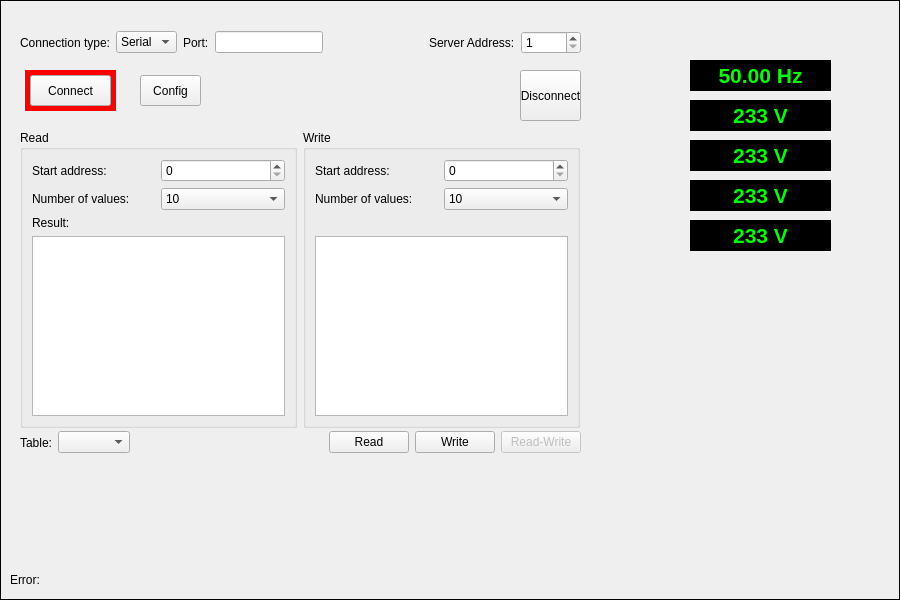
This is src/modbusframe.ui in hancse/powermeter as Qt 5 draws it before an edit. The edited form follows.
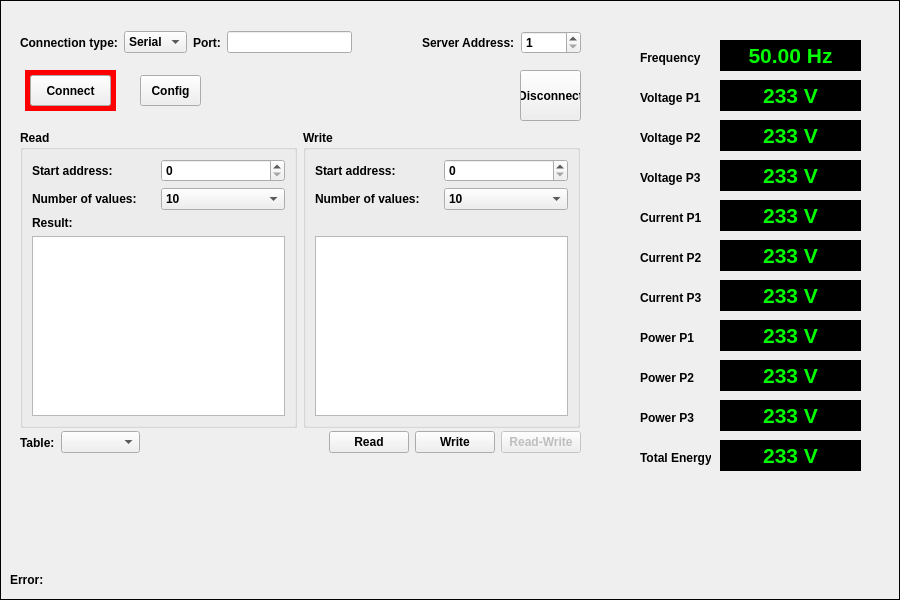
This is the edited form.

Commit message: Started moving Modbus functionality from ModbusFrame to DEIFModbus class

Patch:
```diff
--- a/src/modbusframe.ui
+++ b/src/modbusframe.ui
@@ -10,6 +10,12 @@
     <height>600</height>
    </rect>
   </property>
+  <property name="font">
+   <font>
+    <weight>75</weight>
+    <bold>true</bold>
+   </font>
+  </property>
   <property name="windowTitle">
    <string>Frame</string>
   </property>
@@ -509,8 +515,8 @@
   <widget class="QLabel" name="lblFreq">
    <property name="geometry">
     <rect>
-     <x>690</x>
-     <y>60</y>
+     <x>720</x>
+     <y>40</y>
      <width>141</width>
      <height>31</height>
     </rect>
@@ -536,8 +542,8 @@
   <widget class="QLabel" name="lblVavg">
    <property name="geometry">
     <rect>
-     <x>690</x>
-     <y>220</y>
+     <x>720</x>
+     <y>200</y>
      <width>141</width>
      <height>31</height>
     </rect>
@@ -563,8 +569,8 @@
   <widget class="QLabel" name="lblV1">
    <property name="geometry">
     <rect>
-     <x>690</x>
-     <y>100</y>
+     <x>720</x>
+     <y>80</y>
      <width>141</width>
      <height>31</height>
     </rect>
@@ -590,8 +596,8 @@
   <widget class="QLabel" name="lblV2">
    <property name="geometry">
     <rect>
-     <x>690</x>
-     <y>140</y>
+     <x>720</x>
+     <y>120</y>
      <width>141</width>
      <height>31</height>
     </rect>
@@ -617,8 +623,8 @@
   <widget class="QLabel" name="lblV3">
    <property name="geometry">
     <rect>
-     <x>690</x>
-     <y>180</y>
+     <x>720</x>
+     <y>160</y>
      <width>141</width>
      <height>31</height>
     </rect>
@@ -641,6 +647,311 @@
     <set>Qt::AlignCenter</set>
    </property>
   </widget>
+  <widget class="QLabel" name="lblCurr2">
+   <property name="geometry">
+    <rect>
+     <x>720</x>
+     <y>240</y>
+     <width>141</width>
+     <height>31</height>
+    </rect>
+   </property>
+   <property name="font">
+    <font>
+     <pointsize>16</pointsize>
+     <weight>75</weight>
+     <bold>true</bold>
+    </font>
+   </property>
+   <property name="styleSheet">
+    <string notr="true">background: black;
+color: lime;</string>
+   </property>
+   <property name="text">
+    <string>233 V</string>
+   </property>
+   <property name="alignment">
+    <set>Qt::AlignCenter</set>
+   </property>
+  </widget>
+  <widget class="QLabel" name="lblCurr3">
+   <property name="geometry">
+    <rect>
+     <x>720</x>
+     <y>280</y>
+     <width>141</width>
+     <height>31</height>
+    </rect>
+   </property>
+   <property name="font">
+    <font>
+     <pointsize>16</pointsize>
+     <weight>75</weight>
+     <bold>true</bold>
+    </font>
+   </property>
+   <property name="styleSheet">
+    <string notr="true">background: black;
+color: lime;</string>
+   </property>
+   <property name="text">
+    <string>233 V</string>
+   </property>
+   <property name="alignment">
+    <set>Qt::AlignCenter</set>
+   </property>
+  </widget>
+  <widget class="QLabel" name="lblPower1">
+   <property name="geometry">
+    <rect>
+     <x>720</x>
+     <y>320</y>
+     <width>141</width>
+     <height>31</height>
+    </rect>
+   </property>
+   <property name="font">
+    <font>
+     <pointsize>16</pointsize>
+     <weight>75</weight>
+     <bold>true</bold>
+    </font>
+   </property>
+   <property name="styleSheet">
+    <string notr="true">background: black;
+color: lime;</string>
+   </property>
+   <property name="text">
+    <string>233 V</string>
+   </property>
+   <property name="alignment">
+    <set>Qt::AlignCenter</set>
+   </property>
+  </widget>
+  <widget class="QLabel" name="lblPower2">
+   <property name="geometry">
+    <rect>
+     <x>720</x>
+     <y>360</y>
+     <width>141</width>
+     <height>31</height>
+    </rect>
+   </property>
+   <property name="font">
+    <font>
+     <pointsize>16</pointsize>
+     <weight>75</weight>
+     <bold>true</bold>
+    </font>
+   </property>
+   <property name="styleSheet">
+    <string notr="true">background: black;
+color: lime;</string>
+   </property>
+   <property name="text">
+    <string>233 V</string>
+   </property>
+   <property name="alignment">
+    <set>Qt::AlignCenter</set>
+   </property>
+  </widget>
+  <widget class="QLabel" name="lblPower3">
+   <property name="geometry">
+    <rect>
+     <x>720</x>
+     <y>400</y>
+     <width>141</width>
+     <height>31</height>
+    </rect>
+   </property>
+   <property name="font">
+    <font>
+     <pointsize>16</pointsize>
+     <weight>75</weight>
+     <bold>true</bold>
+    </font>
+   </property>
+   <property name="styleSheet">
+    <string notr="true">background: black;
+color: lime;</string>
+   </property>
+   <property name="text">
+    <string>233 V</string>
+   </property>
+   <property name="alignment">
+    <set>Qt::AlignCenter</set>
+   </property>
+  </widget>
+  <widget class="QLabel" name="lblTotalEnergy">
+   <property name="geometry">
+    <rect>
+     <x>720</x>
+     <y>440</y>
+     <width>141</width>
+     <height>31</height>
+    </rect>
+   </property>
+   <property name="font">
+    <font>
+     <pointsize>16</pointsize>
+     <weight>75</weight>
+     <bold>true</bold>
+    </font>
+   </property>
+   <property name="styleSheet">
+    <string notr="true">background: black;
+color: lime;</string>
+   </property>
+   <property name="text">
+    <string>233 V</string>
+   </property>
+   <property name="alignment">
+    <set>Qt::AlignCenter</set>
+   </property>
+  </widget>
+  <widget class="QLabel" name="label">
+   <property name="geometry">
+    <rect>
+     <x>640</x>
+     <y>50</y>
+     <width>61</width>
+     <height>16</height>
+    </rect>
+   </property>
+   <property name="text">
+    <string>Frequency</string>
+   </property>
+  </widget>
+  <widget class="QLabel" name="label_2">
+   <property name="geometry">
+    <rect>
+     <x>640</x>
+     <y>90</y>
+     <width>61</width>
+     <height>16</height>
+    </rect>
+   </property>
+   <property name="text">
+    <string>Voltage P1</string>
+   </property>
+  </widget>
+  <widget class="QLabel" name="label_3">
+   <property name="geometry">
+    <rect>
+     <x>640</x>
+     <y>130</y>
+     <width>61</width>
+     <height>16</height>
+    </rect>
+   </property>
+   <property name="text">
+    <string>Voltage P2</string>
+   </property>
+  </widget>
+  <widget class="QLabel" name="label_4">
+   <property name="geometry">
+    <rect>
+     <x>640</x>
+     <y>170</y>
+     <width>61</width>
+     <height>16</height>
+    </rect>
+   </property>
+   <property name="text">
+    <string>Voltage P3</string>
+   </property>
+  </widget>
+  <widget class="QLabel" name="label_5">
+   <property name="geometry">
+    <rect>
+     <x>640</x>
+     <y>210</y>
+     <width>71</width>
+     <height>16</height>
+    </rect>
+   </property>
+   <property name="text">
+    <string>Current P1</string>
+   </property>
+  </widget>
+  <widget class="QLabel" name="label_6">
+   <property name="geometry">
+    <rect>
+     <x>640</x>
+     <y>250</y>
+     <width>61</width>
+     <height>16</height>
+    </rect>
+   </property>
+   <property name="text">
+    <string>Current P2</string>
+   </property>
+  </widget>
+  <widget class="QLabel" name="label_7">
+   <property name="geometry">
+    <rect>
+     <x>640</x>
+     <y>290</y>
+     <width>61</width>
+     <height>16</height>
+    </rect>
+   </property>
+   <property name="text">
+    <string>Current P3</string>
+   </property>
+  </widget>
+  <widget class="QLabel" name="label_8">
+   <property name="geometry">
+    <rect>
+     <x>640</x>
+     <y>330</y>
+     <width>71</width>
+     <height>16</height>
+    </rect>
+   </property>
+   <property name="text">
+    <string>Power P1</string>
+   </property>
+  </widget>
+  <widget class="QLabel" name="label_9">
+   <property name="geometry">
+    <rect>
+     <x>640</x>
+     <y>370</y>
+     <width>71</width>
+     <height>16</height>
+    </rect>
+   </property>
+   <property name="text">
+    <string>Power P2</string>
+   </property>
+  </widget>
+  <widget class="QLabel" name="label_20">
+   <property name="geometry">
+    <rect>
+     <x>640</x>
+     <y>410</y>
+     <width>71</width>
+     <height>16</height>
+    </rect>
+   </property>
+   <property name="text">
+    <string>Power P3</string>
+   </property>
+  </widget>
+  <widget class="QLabel" name="label_21">
+   <property name="geometry">
+    <rect>
+     <x>640</x>
+     <y>450</y>
+     <width>71</width>
+     <height>16</height>
+    </rect>
+   </property>
+   <property name="text">
+    <string>Total Energy</string>
+   </property>
+  </widget>
  </widget>
  <resources/>
  <connections/>
```
Left out of the diff: 2 changed lines with no effect on the pictures. The commit also changes 4 other files.
